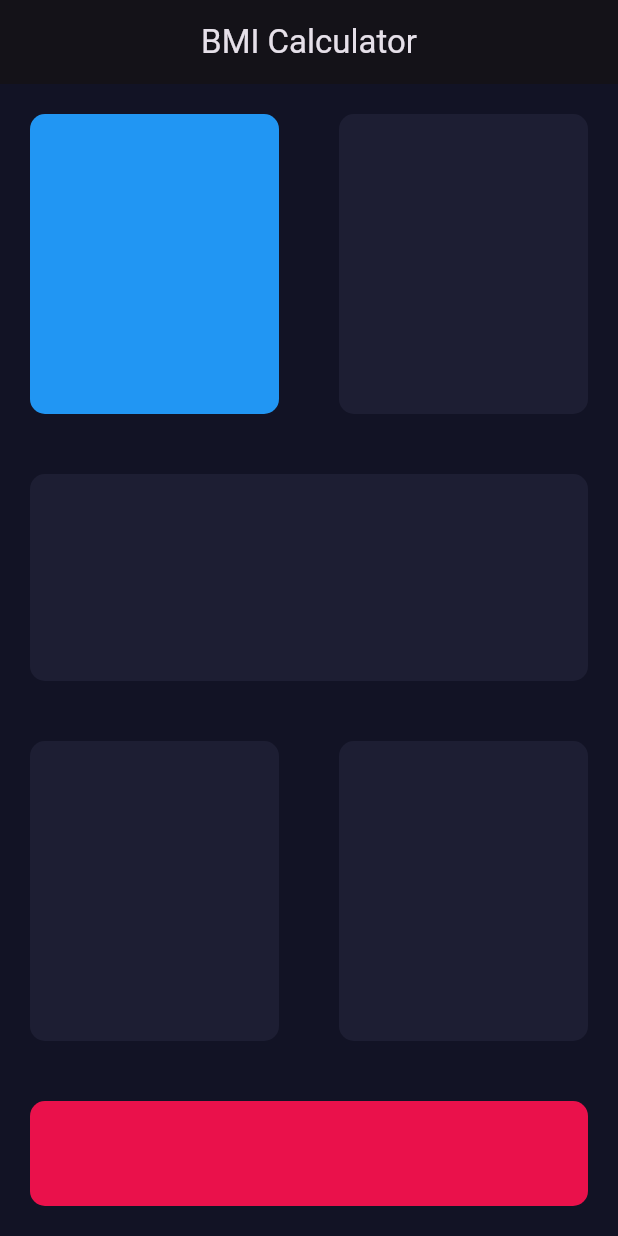
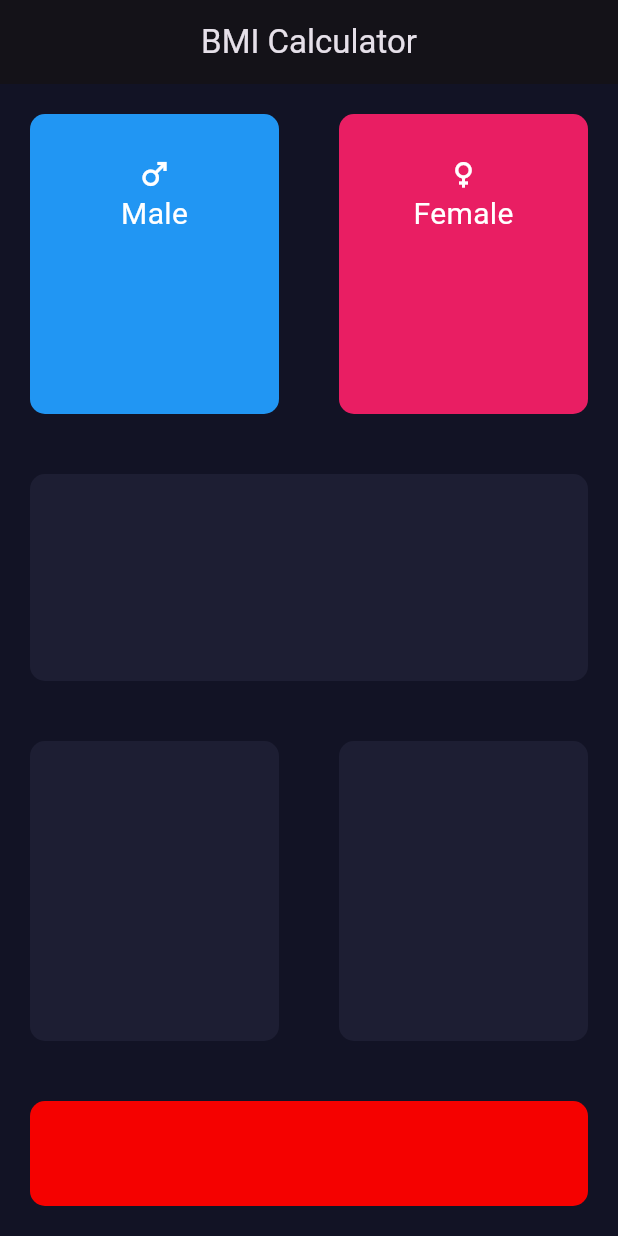
Before and after one commit to MNJTdhr/BMI_calculator, a Flutter app: the screen it shows after launch, on a phone screen of 412 x 824 dp. Run offline on Flutter 3.47's test engine with Material 3 defaults, Android fonts, the phone set to English and light mode, and no system bars.

Commit message:
added icons and a custom pacage

```diff
--- a/lib/cards/reusable_cards.dart
+++ b/lib/cards/reusable_cards.dart
@@ -1,16 +1,18 @@
 // lib/cards/reusable_cards.dart
 import 'package:flutter/material.dart';
+// import 'package:font_awesome_flutter/font_awesome_flutter.dart';
 
 class ReusableCards extends StatelessWidget {
-  // const ReusableCards(this.incomingColor, {required this.width, super.key});
   const ReusableCards({
     this.incomingColor = const Color(0xFF1D1E33),
+    required this.cardChild,
     this.width=double.infinity,
     this.height = 200,
     super.key,
   });
 
   final double width;
+  final Widget cardChild;
   final double height;
   final Color incomingColor;
 
@@ -25,6 +27,7 @@ class ReusableCards extends StatelessWidget {
         // color: const Color.fromARGB(255, 27, 28, 43),
         borderRadius: BorderRadius.circular(10),
       ),
+      child: cardChild,
     );
   }
 }
--- a/lib/screens/input_page.dart
+++ b/lib/screens/input_page.dart
@@ -1,9 +1,11 @@
 // lib/screens/input_page.dart
 import 'package:flutter/material.dart';
 import 'package:bmi_calculator/cards/reusable_cards.dart';
+// import 'package:font_awesome_flutter/font_awesome_flutter.dart';
 
 const double reusableCardsheight = 200;
 const double reusableCardswidth = 200;
+const Color bottomContainerColor = Color.fromARGB(255, 245, 1, 0);
 
 class InputPage extends StatefulWidget {
   const InputPage({super.key});
@@ -31,6 +33,26 @@ class _InputPageState extends State<InputPage> {
                 children: [
                   Expanded(
                     child: ReusableCards(
+                      cardChild: Container(
+                        margin: EdgeInsets.all(20),
+                        child: Padding(
+                          padding: const EdgeInsets.all(8.0),
+                          child: Column(
+                            children: [
+                              Icon(
+                                Icons.male,
+                              ),
+                              Text(
+                                "Male",
+                                style: TextStyle(
+                                  fontSize: 20,
+                                  color: Colors.white,
+                                ),
+                              ),
+                            ],
+                          ),
+                        ),
+                      ),
                       width: reusableCardsheight,
                       height: reusableCardsheight,
                       incomingColor: Colors.blue,
@@ -38,13 +60,38 @@ class _InputPageState extends State<InputPage> {
                   ),
                   Expanded(
                     child: ReusableCards(
-                        width: reusableCardsheight,
-                        height: reusableCardsheight),
+                      cardChild: Container(
+                        margin: EdgeInsets.all(20),
+                        child: Padding(
+                          padding: const EdgeInsets.all(8.0),
+                          child: Column(
+                            children: [
+                              Icon(Icons.female),
+                              Text(
+                                "Female",
+                                style: TextStyle(
+                                  fontSize: 20,
+                                  color: Colors.white,
+                                ),
+                              ),
+                            ],
+                          ),
+                        ),
+                      ),
+                      width: reusableCardsheight,
+                      incomingColor: Colors.pink,
+                      height: reusableCardsheight,
+                    ),
                   ),
                 ],
               ),
               Expanded(
                 child: ReusableCards(
+                  cardChild: Column(
+                    children: [
+
+                    ],
+                  ),
                   height: reusableCardsheight,
                 ),
               ),
@@ -52,19 +99,36 @@ class _InputPageState extends State<InputPage> {
                 children: [
                   Expanded(
                     child: ReusableCards(
-                        width: reusableCardsheight,
-                        height: reusableCardsheight),
+                      cardChild: Column(
+                        children: [
+
+                        ],
+                      ),
+                      width: reusableCardsheight,
+                      height: reusableCardsheight,
+                    ),
                   ),
                   Expanded(
                     child: ReusableCards(
-                        width: reusableCardsheight,
-                        height: reusableCardsheight),
+                      cardChild: Column(
+                        children: [
+
+                        ],
+                      ),
+                      width: reusableCardsheight,
+                      height: reusableCardsheight,
+                    ),
                   ),
                 ],
               ),
               ReusableCards(
+                cardChild: Column(
+                  children: [
+
+                  ],
+                ),
                 height: 70,
-                incomingColor: const Color.fromARGB(255, 234, 17, 75),
+                incomingColor: bottomContainerColor,
               ),
             ],
           ),
--- a/pubspec.yaml
+++ b/pubspec.yaml
@@ -1,3 +1,4 @@
+# pubspec.yaml
 name: bmi_calculator
 description: "A new Flutter project."
 # The following line prevents the package from being accidentally published to
@@ -34,6 +35,7 @@ dependencies:
   # The following adds the Cupertino Icons font to your application.
   # Use with the CupertinoIcons class for iOS style icons.
   cupertino_icons: ^1.0.8
+  font_awesome_flutter: ^10.8.0
 
 dev_dependencies:
   flutter_test:
```
Also changed, not shown: pubspec.lock.
